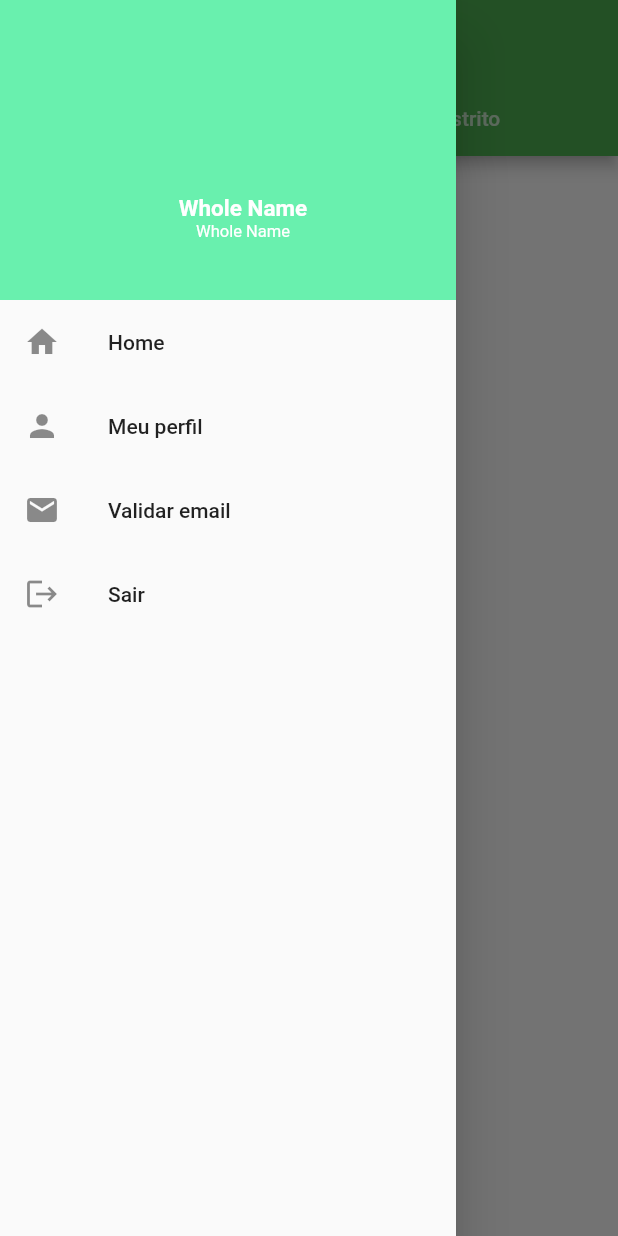
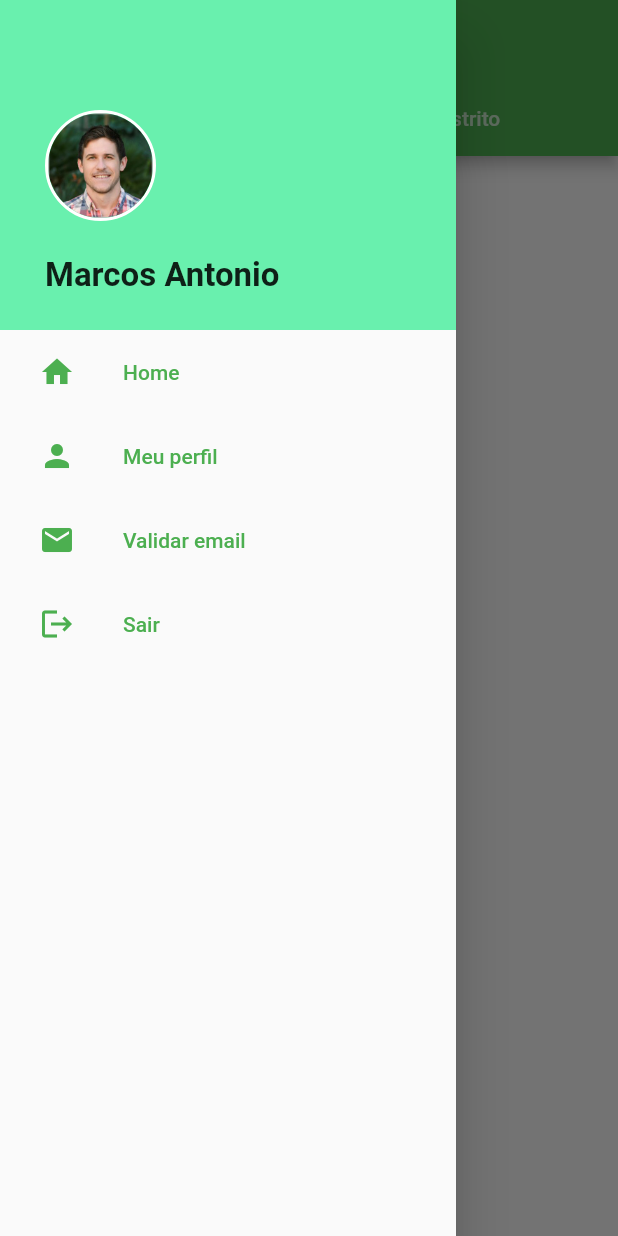
Before and after one commit to marcoslima12/desafio_capyba_marcosantonio, a Flutter app: the screen it shows once a user with an empty profile is signed in, with the side drawer open, on a phone screen of 412 x 824 dp. Run offline on Flutter 3.47's test engine with Material 2 defaults, Android fonts, the phone set to English and light mode, and no system bars; our stand-ins replace firebase_auth, firebase_core, get; missing offline and left inert: camera_camera; accounts and stored records are empty.

Commit message:
fix/drawer: fixed style

```diff
--- a/lib/widgets/MenuLateral.dart
+++ b/lib/widgets/MenuLateral.dart
@@ -33,63 +33,76 @@ class _DrawerWidgetState extends State<DrawerWidget> {
         padding: EdgeInsets.zero,
         children: [
           Container(
-            height: 200,
+            height: 220,
             color: Colors.greenAccent,
             child: Container(
               child: Padding(
-                padding: EdgeInsets.only(top: 130, left: 20),
-                child: Column(children: [
-                  Text(
-                    'Whole Name',
-                    style: TextStyle(
-                      color: Colors.white,
-                      fontSize: 15,
-                      fontWeight: FontWeight.bold,
+                padding: EdgeInsets.only(top: 50, left: 30),
+                child: Column(
+                    crossAxisAlignment: CrossAxisAlignment.start,
+                    mainAxisAlignment: MainAxisAlignment.spaceEvenly,
+                    children: [
+                      Container(
+                        decoration: BoxDecoration(
+                            borderRadius: BorderRadius.circular(100),
+                            border: Border.all(color: Colors.white, width: 2)),
+                        child: ClipRRect(
+                          borderRadius: BorderRadius.circular(100),
+                          child: Image.asset('assets/man.jpg',
+                              width: 70, height: 70),
                         ),
                       ),
-                  Text(
-                    'Whole Name',
+                      Text('Marcos Antonio',
                           style: TextStyle(
-                      color: Colors.white,
-                      fontSize: 11,
-                      fontWeight: FontWeight.normal,
-                    ),
-                  ),
+                              fontSize: 22, fontWeight: FontWeight.bold)),
                     ]),
               ),
             ),
           ),
-          ListTile(
-            leading: Icon(Icons.home),
-            title: const Text('Home'),
+          Padding(
+            padding: EdgeInsets.only(left: 10),
+            child: ListTile(
+              leading: Icon(Icons.home, color: Colors.green),
+              title: const Text('Home', style: TextStyle(color: Colors.green)),
               onTap: () {
                 Navigator.pop(context);
               },
             ),
-          ListTile(
-            leading: Icon(Icons.person),
-            title: const Text('Meu perfil'),
+          ),
+          Padding(
+            padding: EdgeInsets.only(left: 10),
+            child: ListTile(
+              leading: Icon(Icons.person, color: Colors.green),
+              title: const Text('Meu perfil',
+                  style: TextStyle(color: Colors.green)),
               onTap: () {
                 Navigator.pop(context);
                 Navigator.pushNamed(context, '/my-profile');
               },
             ),
-          ListTile(
-            leading: Icon(Icons.mail),
-            title: const Text('Validar email'),
+          ),
+          Padding(
+            padding: EdgeInsets.only(left: 10),
+            child: ListTile(
+              leading: Icon(Icons.mail, color: Colors.green),
+              title: const Text('Validar email',
+                  style: TextStyle(color: Colors.green)),
               onTap: () {
                 Navigator.pop(context);
                 Navigator.pushNamed(context, '/validate-email');
               },
             ),
-          Spacer(),
-          ListTile(
-            leading: Icon(Icons.logout),
-            title: const Text('Sair'),
+          ),
+          Padding(
+            padding: EdgeInsets.only(left: 10),
+            child: ListTile(
+              leading: Icon(Icons.logout, color: Colors.green),
+              title: const Text('Sair', style: TextStyle(color: Colors.green)),
               onTap: () {
                 Navigator.pop(context);
                 _signOut();
               },
+            ),
           ),
         ],
       ),
```
Lines whose indentation alone changed are shown as unchanged.
